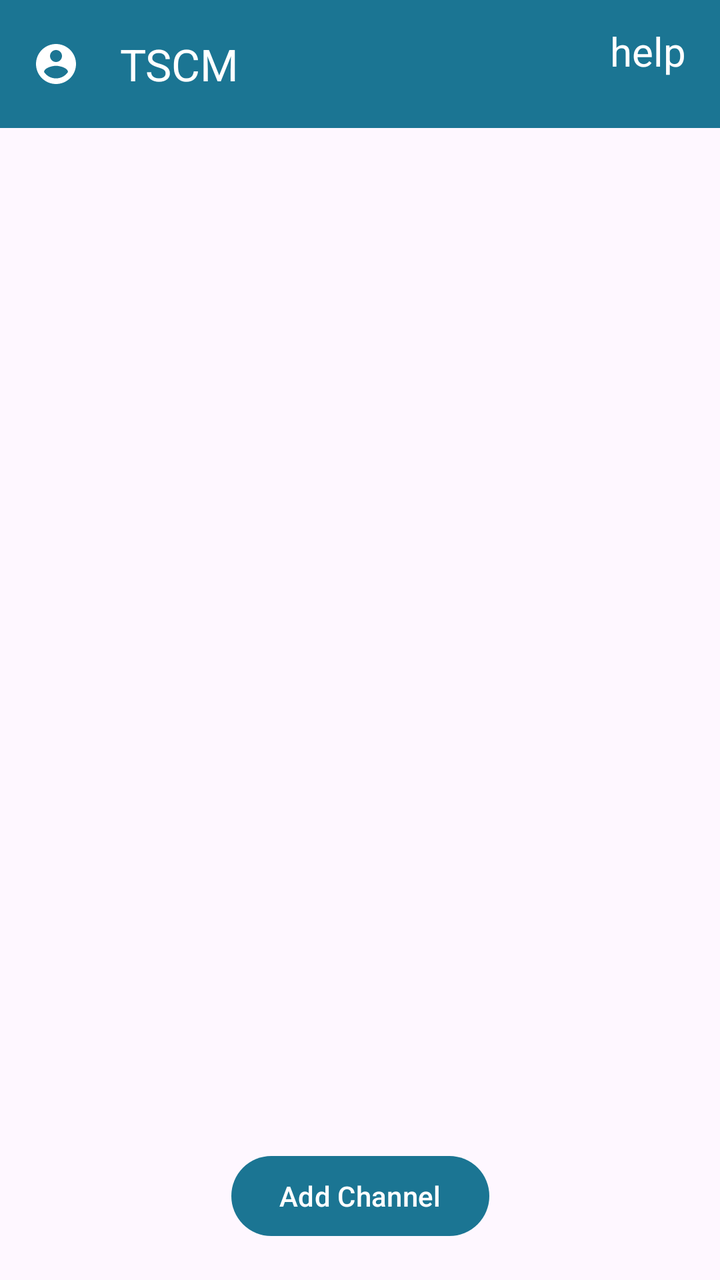
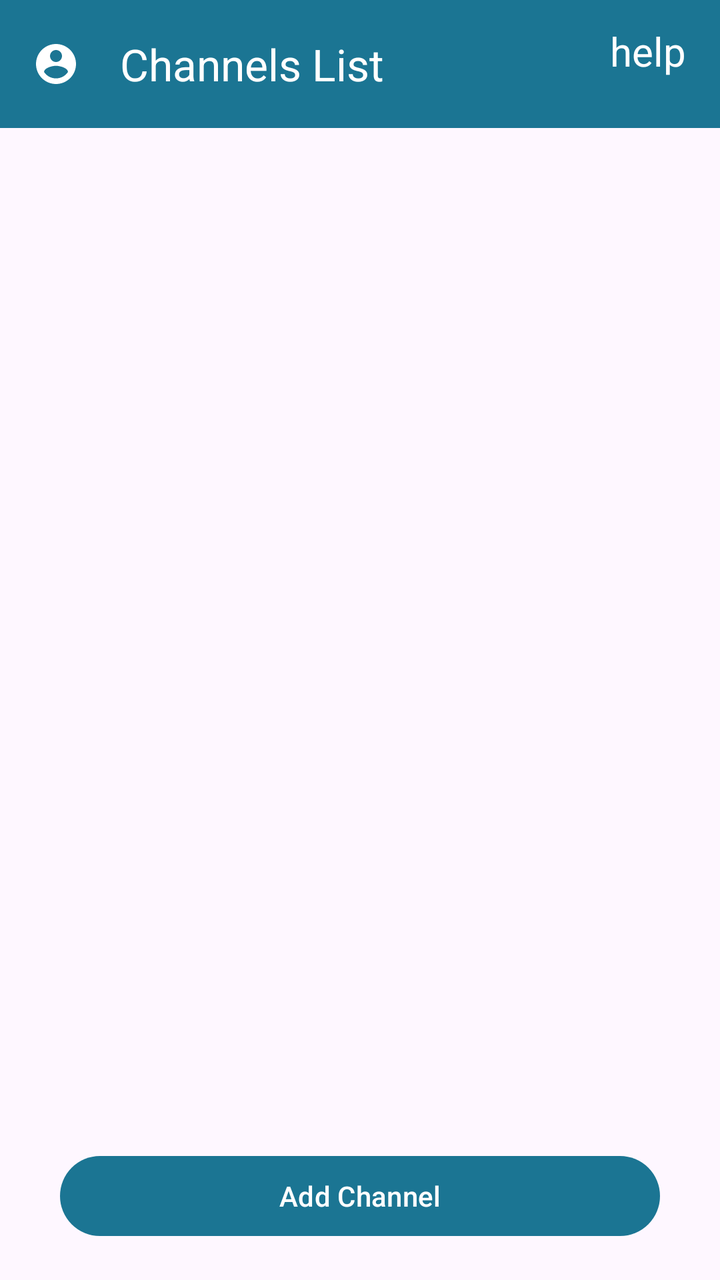

Compare the two renders of this Android layout. The source of the first and the diff that turns it into the second are given below.
<!-- AndroidManifest.xml: application theme Theme.ThinkSpeadCloudMonitoring -->
<!-- res/layout/activity_recycler_view.xml -->
<?xml version="1.0" encoding="utf-8"?>
<androidx.constraintlayout.widget.ConstraintLayout xmlns:android="http://schemas.android.com/apk/res/android"
    xmlns:app="http://schemas.android.com/apk/res-auto"
    xmlns:tools="http://schemas.android.com/tools"
    android:layout_width="match_parent"
    android:layout_height="match_parent"
    tools:context=".RecyclerViewActivity">

    <androidx.constraintlayout.widget.Guideline
        android:layout_width="wrap_content"
        android:layout_height="wrap_content"
        android:orientation="horizontal"
        app:layout_constraintGuide_percent="0.9"
        android:id="@+id/guideH90"
        />
    <com.google.android.material.appbar.AppBarLayout
        android:id="@+id/appBar"
        android:layout_width="match_parent"
        app:layout_constraintTop_toTopOf="parent"
        app:layout_constraintStart_toStartOf="parent"
        android:layout_height="wrap_content">

        <androidx.appcompat.widget.Toolbar
            android:id="@+id/toolbar"
            android:layout_width="match_parent"
            android:layout_height="?attr/actionBarSize"
            app:layout_constraintTop_toTopOf="parent"
            android:background="@color/primary"
            android:elevation="4dp"
            app:navigationIcon="@drawable/baseline_account_circle_24"
            app:title="TSCM"
            app:titleTextColor="@color/white"
            app:layout_constraintStart_toStartOf="parent"
            android:theme="@style/ThemeOverlay.AppCompat.ActionBar" >
          <TextView
                android:id="@+id/helpTV"
                android:layout_width="40dp"
                android:layout_height="40dp"
                android:layout_gravity="end"
                android:clickable="true"
                android:text="help"
                android:textSize="20sp"
                android:textColor="@color/white"
                android:layout_marginEnd="15dp"
                />
        </androidx.appcompat.widget.Toolbar>



    </com.google.android.material.appbar.AppBarLayout>

    <androidx.recyclerview.widget.RecyclerView
        android:id="@+id/channelRecyclerView"
        android:layout_width="match_parent"
        android:layout_height="0dp"
        app:layout_constraintTop_toBottomOf="@id/appBar"
        tools:listitem="@layout/channel_layout"
        app:layout_constraintBottom_toBottomOf="@id/guideH90"
        />

    <Button
        android:id="@+id/addChannel"
        android:layout_width="wrap_content"
        android:layout_height="wrap_content"
        app:layout_constraintBottom_toBottomOf="parent"
        app:layout_constraintStart_toStartOf="parent"
        app:layout_constraintEnd_toEndOf="parent"
        android:layout_marginBottom="20dp"
        app:layout_constraintTop_toBottomOf="@id/guideH90"
        android:text="Add Channel"
        />

</androidx.constraintlayout.widget.ConstraintLayout>
<!-- res/layout/channel_layout.xml (included above) -->
<?xml version="1.0" encoding="utf-8"?>
<androidx.constraintlayout.widget.ConstraintLayout xmlns:android="http://schemas.android.com/apk/res/android"
    android:layout_width="match_parent"
    android:layout_height="wrap_content"
    xmlns:app="http://schemas.android.com/apk/res-auto">
    <com.google.android.material.card.MaterialCardView
        android:layout_width="match_parent"
        android:layout_height="wrap_content"
        android:layout_margin="10dp"
        app:strokeColor="@color/my_light_primary"
        app:strokeWidth="2dp"
        app:layout_constraintTop_toTopOf="parent"
        >
        <LinearLayout
            android:layout_width="match_parent"
            android:layout_height="wrap_content"
            android:orientation="vertical"
            >
        <TextView
            android:id="@+id/channelTitle"
            android:layout_width="match_parent"
            android:layout_height="match_parent"
            android:layout_marginStart="10dp"
            android:layout_marginEnd="10dp"
            android:layout_marginTop="10dp"
            android:text="Channel name"
            android:textSize="20sp"
            />

        <TextView
            android:id="@+id/channelId"
            android:layout_width="match_parent"
            android:layout_height="match_parent"
            android:layout_marginStart="10dp"
            android:layout_marginEnd="10dp"
            android:layout_marginTop="5dp"
            android:layout_marginBottom="10dp"
            android:text="Channel Id"
            android:textSize="15sp"
            />
        </LinearLayout>
    </com.google.android.material.card.MaterialCardView>


</androidx.constraintlayout.widget.ConstraintLayout>
<!-- resources referenced by this layout -->
<resources>
  <color name="my_light_primary">@color/primary</color>
  <color name="primary">#1b7593</color>
  <color name="white">#FFFFFFFF</color>
  <!-- drawable baseline_account_circle_24 (drawable) -->
  <vector xmlns:android="http://schemas.android.com/apk/res/android" android:height="24dp" android:tint="#FFFFFF" android:viewportHeight="24" android:viewportWidth="24" android:width="24dp">
        
      <path android:fillColor="@android:color/white" android:pathData="M12,2C6.48,2 2,6.48 2,12s4.48,10 10,10 10,-4.48 10,-10S17.52,2 12,2zM12,5c1.66,0 3,1.34 3,3s-1.34,3 -3,3 -3,-1.34 -3,-3 1.34,-3 3,-3zM12,19.2c-2.5,0 -4.71,-1.28 -6,-3.22 0.03,-1.99 4,-3.08 6,-3.08 1.99,0 5.97,1.09 6,3.08 -1.29,1.94 -3.5,3.22 -6,3.22z"/>
      
  </vector>
  <style name="Theme.ThinkSpeadCloudMonitoring" parent="Base.Theme.ThinkSpeadCloudMonitoring" />
  <style name="Base.Theme.ThinkSpeadCloudMonitoring" parent="Theme.Material3.DayNight.NoActionBar">
          
           <item name="colorPrimary">@color/primary</item>
      </style>
</resources>

<!-- the commit's change to res/layout/activity_recycler_view.xml (unified diff, before → after) -->
@@ -28,7 +28,7 @@
             android:background="@color/primary"
             android:elevation="4dp"
             app:navigationIcon="@drawable/baseline_account_circle_24"
-            app:title="TSCM"
+            app:title="Channels List"
             app:titleTextColor="@color/white"
             app:layout_constraintStart_toStartOf="parent"
             android:theme="@style/ThemeOverlay.AppCompat.ActionBar" >
@@ -60,12 +60,14 @@
 
     <Button
         android:id="@+id/addChannel"
-        android:layout_width="wrap_content"
+        android:layout_width="match_parent"
         android:layout_height="wrap_content"
         app:layout_constraintBottom_toBottomOf="parent"
         app:layout_constraintStart_toStartOf="parent"
         app:layout_constraintEnd_toEndOf="parent"
         android:layout_marginBottom="20dp"
+        android:layout_marginLeft="30dp"
+        android:layout_marginRight="30dp"
         app:layout_constraintTop_toBottomOf="@id/guideH90"
         android:text="Add Channel"
         />
@@ -77,15 +79,10 @@
     android:layout_width="match_parent"
     android:layout_height="wrap_content"
     xmlns:app="http://schemas.android.com/apk/res-auto">
-    <com.google.android.material.card.MaterialCardView
-        android:layout_width="match_parent"
-        android:layout_height="wrap_content"
-        android:layout_margin="10dp"
-        app:strokeColor="@color/my_light_primary"
-        app:strokeWidth="2dp"
-        app:layout_constraintTop_toTopOf="parent"
-        >
+
         <LinearLayout
+            app:layout_constraintTop_toTopOf="parent"
+            app:layout_constraintLeft_toLeftOf="parent"
             android:layout_width="match_parent"
             android:layout_height="wrap_content"
             android:orientation="vertical"
@@ -112,8 +109,15 @@
             android:text="Channel Id"
             android:textSize="15sp"
             />
+
+            <View
+                android:layout_width="match_parent"
+                android:layout_height="1dp"
+                android:layout_margin="10dp"
+                android:background="@color/primary"
+                />
         </LinearLayout>
-    </com.google.android.material.card.MaterialCardView>
+
 
 
 </androidx.constraintlayout.widget.ConstraintLayout>
<!-- resource entries referenced after the edit -->
@@ -1,6 +1,5 @@
 <!-- resources referenced by this layout -->
 <resources>
-  <color name="my_light_primary">@color/primary</color>
   <color name="primary">#1b7593</color>
   <color name="white">#FFFFFFFF</color>
   <!-- drawable baseline_account_circle_24 (drawable) -->
